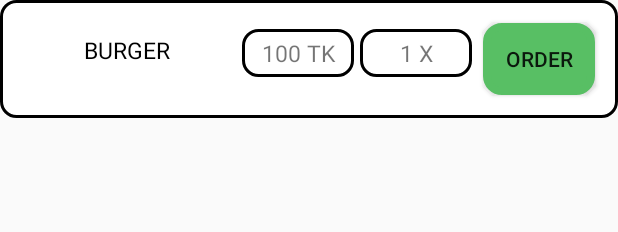
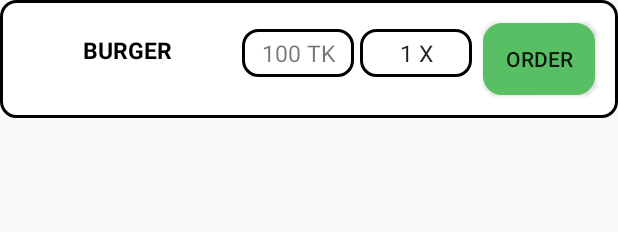
Before and after one commit to ahxagent007/TCP_Order_Client_App, an Android app: the layout single_item_list.xml on its own in the app's theme, with its tools: preview values and no code run, on a phone screen of 412 x 824 dp. Shown: the top 232 px of the screen. Run offline under Robolectric (Android 15) with nearby library versions, the phone set to English and light mode, and no system bars.

Commit message:
UI Customer App (Done)

```diff
--- a/app/src/main/res/layout/activity_main.xml
+++ b/app/src/main/res/layout/activity_main.xml
@@ -26,6 +26,7 @@
             android:textStyle="bold"/>
 
         <Button
+            android:id="@+id/btn_settings"
             android:layout_width="wrap_content"
             android:layout_height="wrap_content"
             android:layout_weight="1"
@@ -52,6 +53,7 @@
             android:gravity="center"/>
 
         <EditText
+            android:id="@+id/ET_tableNo"
             android:layout_width="wrap_content"
             android:layout_height="match_parent"
             android:layout_weight="1"
@@ -84,6 +86,7 @@
            android:layout_height="wrap_content">
 
            <ListView
+               android:id="@+id/LV_itemAvailable"
                android:layout_width="match_parent"
                android:layout_height="match_parent"/>
 
--- a/app/src/main/res/layout/single_item_list.xml
+++ b/app/src/main/res/layout/single_item_list.xml
@@ -8,15 +8,18 @@
     android:padding="10dp">
 
     <TextView
+        android:id="@+id/TV_itemName"
         android:layout_width="0dp"
         android:layout_height="wrap_content"
         android:layout_weight="4"
         android:text="BURGER"
         android:textColor="#000000"
         android:gravity="center"
-        android:textSize="15dp"/>
+        android:textSize="15dp"
+        android:textStyle="bold"/>
 
     <TextView
+        android:id="@+id/TV_itemPrice"
         android:layout_width="0dp"
         android:layout_height="wrap_content"
         android:layout_weight="2"
@@ -27,7 +30,8 @@
         android:gravity="center"
         android:layout_margin="2dp"/>
 
-    <TextView
+    <EditText
+        android:id="@+id/ET_itemQuantity"
         android:layout_width="0dp"
         android:layout_height="wrap_content"
         android:layout_weight="2"
@@ -39,6 +43,7 @@
         android:layout_margin="2dp"/>
 
     <Button
+        android:id="@+id/btn_order"
         android:layout_width="0dp"
         android:layout_height="wrap_content"
         android:layout_weight="2"
```
Also changed, not shown: app/src/main/java/com/dexian/tcporderclient/MainActivity.java (+8 -0 lines).
